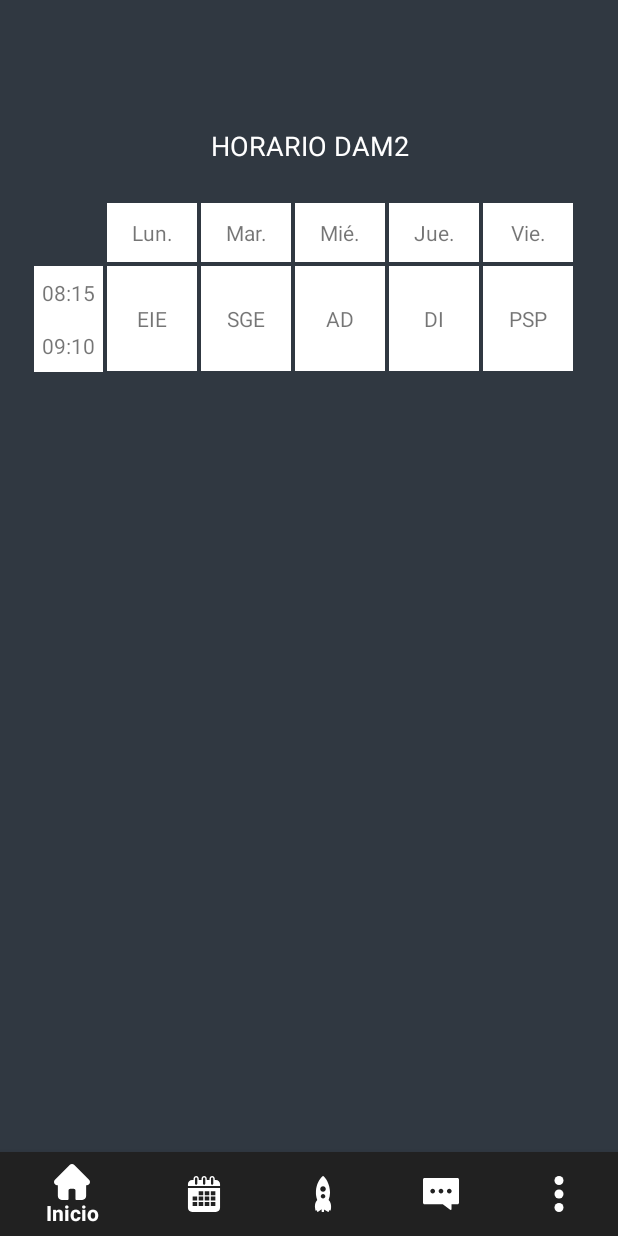
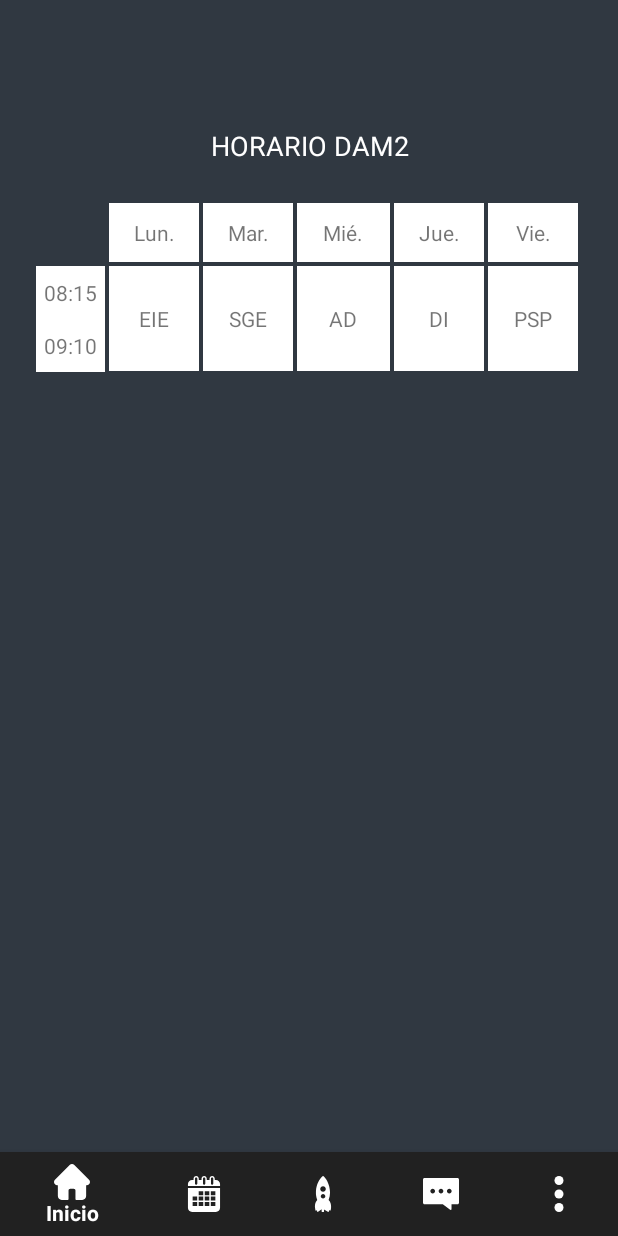
Before and after one commit to JoshDG37/Eduincu, an Android app: the screen it shows after launch once a user with an empty profile is signed in (Container), on a phone screen of 412 x 824 dp. Run offline under Robolectric (Android 15) with nearby library versions, the phone set to English and light mode, and no system bars; our stand-ins replace CircleImageView, Firebase (no records; nobody signed in at launch, a user with empty details on screens opened directly), Picasso; libraries missing offline, so code that uses them is left out: com.github.sundeepk.compactcalendarview, com.theartofdev.edmodo.

Commit message:
El home nena

```diff
--- a/app/src/main/res/layout/fragment_home.xml
+++ b/app/src/main/res/layout/fragment_home.xml
@@ -23,6 +23,7 @@
         <TextView
             android:layout_width="wrap_content"
             android:layout_height="35dp"
+            android:layout_marginLeft="1dp"
             android:background="#FFF"
             android:gravity="center"
             android:padding="5dp"
@@ -46,6 +47,7 @@
         <TextView
             android:layout_width="wrap_content"
             android:layout_height="35dp"
+            android:layout_marginLeft="1dp"
             android:layout_marginTop="1dp"
             android:layout_marginRight="1dp"
             android:background="#FFF"
@@ -92,7 +94,7 @@
             app:layout_rowSpan="2" />
 
         <TextView
-            android:layout_width="60dp"
+            android:layout_width="62dp"
             android:layout_height="70dp"
             android:layout_margin="1dp"
             android:background="#FFF"
@@ -139,7 +141,7 @@
             app:layout_row="1" />
 
         <TextView
-            android:layout_width="60dp"
+            android:layout_width="62dp"
             android:layout_height="wrap_content"
             android:layout_margin="1dp"
             android:background="#FFF"
```
